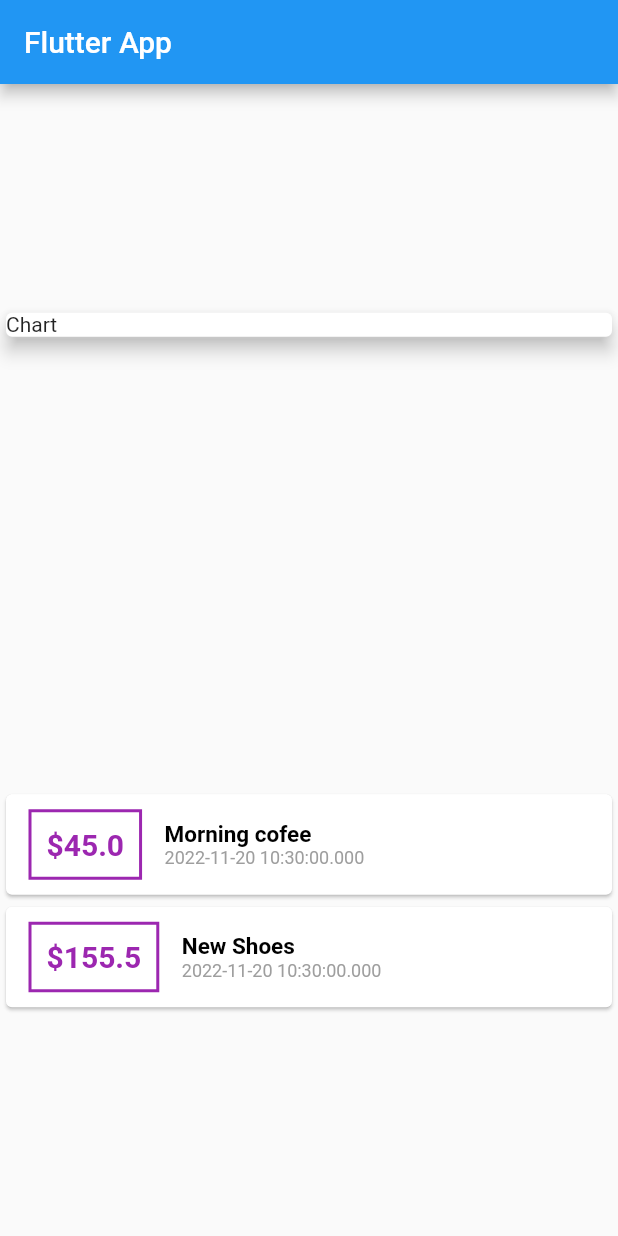
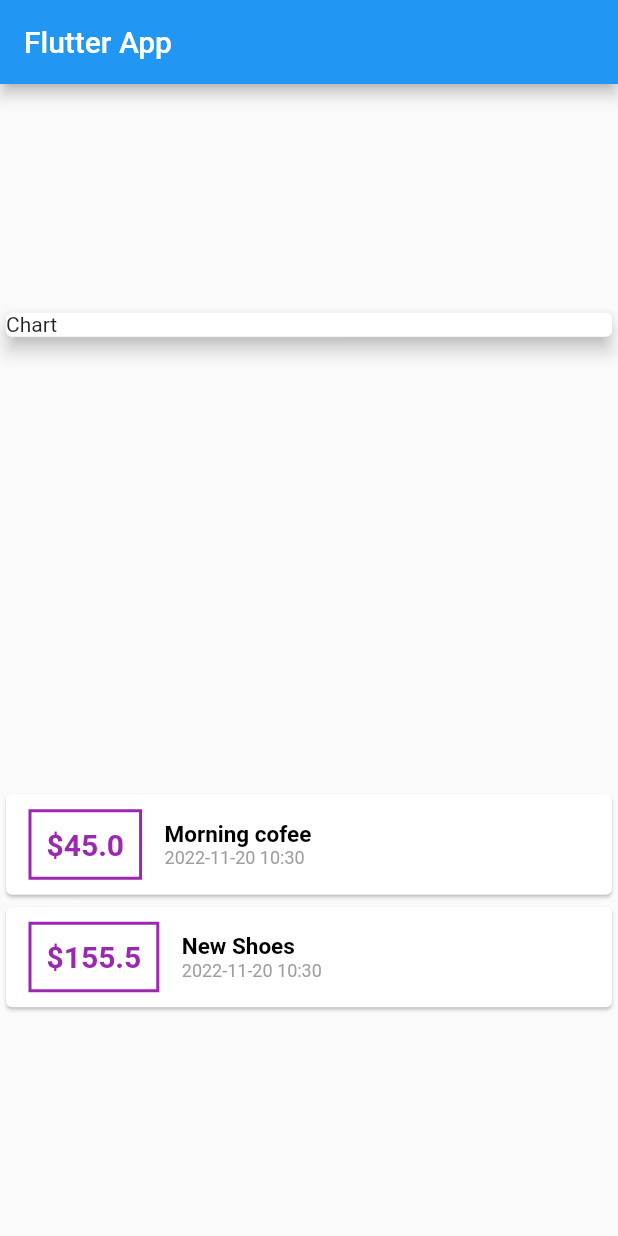
Before and after one commit to deolexx/flutter_personal_expenses_app, a Flutter app: the screen it shows after launch, on a phone screen of 412 x 824 dp. Run offline on Flutter 3.47's test engine with Material 2 defaults, Android fonts, the phone set to English and light mode, and no system bars.

```diff
--- a/lib/main.dart
+++ b/lib/main.dart
@@ -1,4 +1,5 @@
 import 'package:flutter/material.dart';
+import 'package:intl/intl.dart';
 import './transaction.dart';
 
 void main() {
@@ -70,7 +71,7 @@ class MyHomePage extends StatelessWidget {
                                 ),
                               ),
                               Text(
-                                tx.date.toString(),
+                                DateFormat('yyyy-MM-dd HH:mm').format(tx.date),
                                 style: const TextStyle(
                                   fontSize: 12,
                                   color: Colors.grey,
--- a/pubspec.yaml
+++ b/pubspec.yaml
@@ -31,7 +31,7 @@ environment:
 dependencies:
   flutter:
     sdk: flutter
-
+  intl: any
 
   # The following adds the Cupertino Icons font to your application.
   # Use with the CupertinoIcons class for iOS style icons.
```
Also changed, not shown: pubspec.lock.
